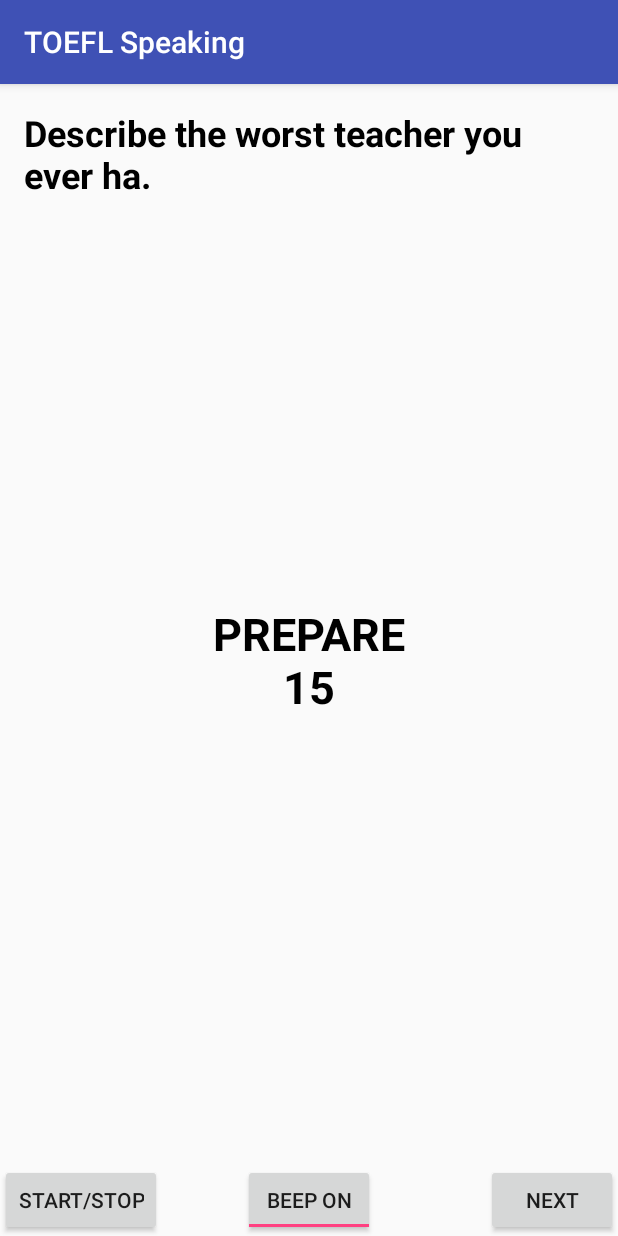
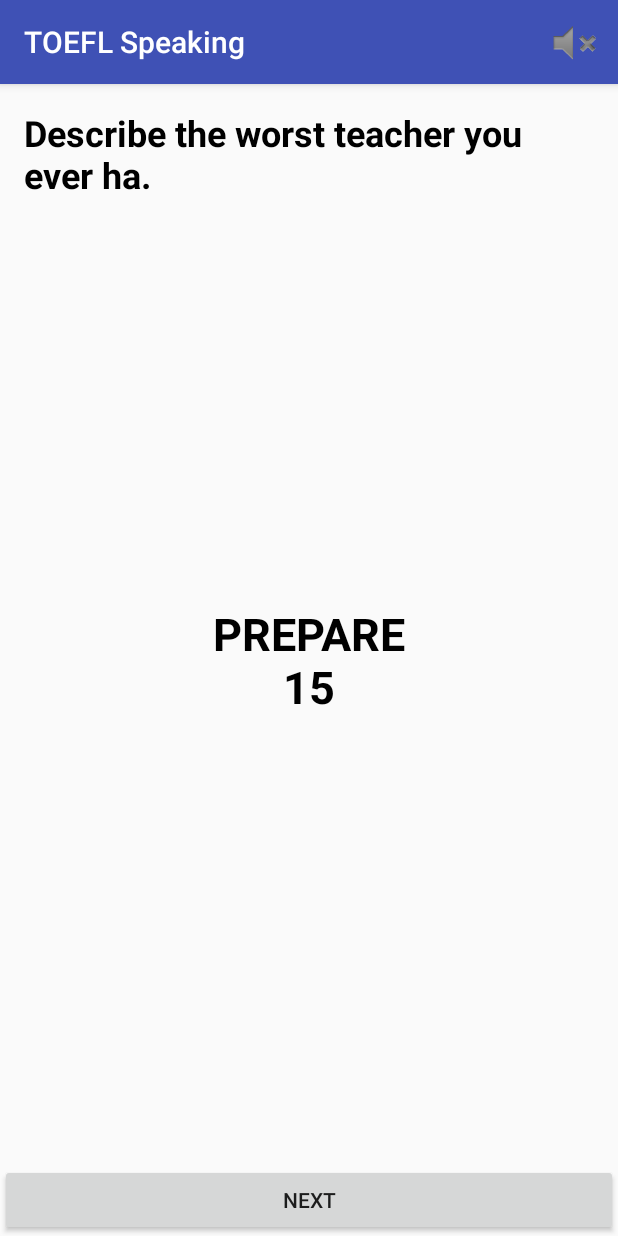
Before and after one commit to SachiraKuruppu/TOEFLSpeaking, an Android app: the screen it shows after launch (MainActivity), on a phone screen of 412 x 824 dp. Run offline under Robolectric (Android 15) with nearby library versions, the phone set to English and light mode, and no system bars.

Commit message:
pause feature removed. beep action button added

```diff
--- a/app/src/main/java/com/randezvouapps/toeflspeaking/MainActivity.java
+++ b/app/src/main/java/com/randezvouapps/toeflspeaking/MainActivity.java
@@ -6,6 +6,9 @@ import android.os.Handler;
 import android.support.annotation.NonNull;
 import android.support.design.widget.BottomNavigationView;
 import android.support.v7.app.AppCompatActivity;
+import android.util.Log;
+import android.view.Menu;
+import android.view.MenuInflater;
 import android.view.MenuItem;
 import android.view.View;
 import android.widget.Button;
@@ -23,6 +26,7 @@ public class MainActivity extends AppCompatActivity {
     final Handler mHandler  = new Handler();
     final Timer mExamTimer  = new Timer();
 
+    private boolean mBeepEn;
     private TextView mQuestionView;
     private TextView mTimerView;
     private Exam mExam;
@@ -43,23 +47,11 @@ public class MainActivity extends AppCompatActivity {
          *************************************************************/
         mQuestionView           = (TextView) findViewById(R.id.question_tv);
         mTimerView              = (TextView) findViewById(R.id.timer_tv);
-        Button mStartStop_btn   = (Button) findViewById(R.id.start_stop_btn);
         Button mNext_btn        = (Button) findViewById(R.id.next_btn);
-        ToggleButton mBeepTgl   = (ToggleButton) findViewById(R.id.beep_tgl_btn);
 
         /*************************************************************
          *  Setup Events                                             *
          *************************************************************/
-        mStartStop_btn.setOnClickListener(new View.OnClickListener() {
-            @Override
-            public void onClick (View v) {
-                if (mExam.isStopped)
-                    mExam.start();
-                else
-                    mExam.stop();
-            }
-        });
-
         mNext_btn.setOnClickListener(new View.OnClickListener() {
             @Override
             public void onClick(View v) {
@@ -67,26 +59,50 @@ public class MainActivity extends AppCompatActivity {
             }
         });
 
-        mBeepTgl.setOnCheckedChangeListener(new CompoundButton.OnCheckedChangeListener() {
-            @Override
-            public void onCheckedChanged(CompoundButton buttonView, boolean isChecked) {
-                mExam.setBeepEnable(isChecked);
-            }
-        });
-
         /*************************************************************
          * Implementation                                            *
          *************************************************************/
+        mBeepEn = false;
 
         mExam = Exam.getInstance();
         mExam.loadQuestions(question_list);
         mExam.setHandler(mHandler);
         mExam.setTextView(mTimerView);
-        mExam.setBeepEnable(true);
+        mExam.setBeepEnable(false);
 
         mExamTimer.schedule(mExam, 0, 100);
 
         mQuestionView.setText( mExam.showQuestion() );
+    }
+
+    @Override
+    public boolean onCreateOptionsMenu (Menu menu) {
+        MenuInflater inflater = getMenuInflater();
+        inflater.inflate(R.menu.navigation, menu);
+        return true;
+    }
+
+    @Override
+    public boolean onOptionsItemSelected (MenuItem item) {
+
+        switch (item.getItemId()) {
+
+            case R.id.action_beep_tgl:
+                if (mBeepEn) {
+                    // Beep enabled. Disable it and set disable icon
+                    item.setIcon(android.R.drawable.ic_lock_silent_mode);
+                    mExam.setBeepEnable(false);
+                    mBeepEn = false;
+                } else {
+                    // Beep disabled. Enable it and set enable icon
+                    item.setIcon(android.R.drawable.ic_lock_silent_mode_off);
+                    mExam.setBeepEnable(true);
+                    mBeepEn = true;
+                }
+                return true;
+        }
+
+        return super.onOptionsItemSelected(item);
     }
 
     @Override
--- a/app/src/main/res/layout/activity_main.xml
+++ b/app/src/main/res/layout/activity_main.xml
@@ -23,26 +23,17 @@
             android:layout_marginRight="@dimen/activity_horizontal_margin"
             android:layout_marginTop="@dimen/activity_vertical_margin"
             android:text="@string/title_home"
-            android:textAlignment="viewStart"
             android:textColor="@android:color/black"
             android:textSize="24sp"
             android:textStyle="bold" />
 
         <Button
-            android:id="@+id/start_stop_btn"
-            android:layout_width="wrap_content"
-            android:layout_height="wrap_content"
-            android:text="Start/Stop"
-            android:visibility="visible"
-            android:layout_gravity="bottom|left"/>
-
-        <Button
             android:id="@+id/next_btn"
-            android:layout_width="wrap_content"
+            android:layout_width="fill_parent"
             android:layout_height="wrap_content"
             android:text="Next"
             android:visibility="visible"
-            android:layout_gravity="bottom|right"/>
+            android:layout_gravity="bottom|center"/>
 
         <TextView
             android:id="@+id/timer_tv"
@@ -55,16 +46,6 @@
             android:textSize="30sp"
             android:textStyle="bold" />
 
-        <ToggleButton
-            android:id="@+id/beep_tgl_btn"
-            android:layout_width="wrap_content"
-            android:layout_height="wrap_content"
-            android:layout_gravity="bottom|center"
-            android:checked="true"
-            android:text="Beep"
-            android:textOff="Beep off"
-            android:textOn="Beep ON" />
-
     </FrameLayout>
 
 </LinearLayout>
--- a/app/src/main/res/menu/navigation.xml
+++ b/app/src/main/res/menu/navigation.xml
@@ -1,19 +1,12 @@
 <?xml version="1.0" encoding="utf-8"?>
-<menu xmlns:android="http://schemas.android.com/apk/res/android">
+<menu xmlns:android="http://schemas.android.com/apk/res/android"
+    xmlns:app="http://schemas.android.com/apk/res-auto">
 
     <item
-        android:id="@+id/navigation_home"
-        android:icon="@drawable/ic_home_black_24dp"
-        android:title="@string/title_home" />
-
-    <item
-        android:id="@+id/navigation_dashboard"
-        android:icon="@drawable/ic_dashboard_black_24dp"
-        android:title="@string/title_dashboard" />
-
-    <item
-        android:id="@+id/navigation_notifications"
-        android:icon="@drawable/ic_notifications_black_24dp"
-        android:title="@string/title_notifications" />
+        android:id="@+id/action_beep_tgl"
+        android:icon="@android:drawable/ic_lock_silent_mode"
+        android:title="@string/beep"
+        android:visible="true"
+        app:showAsAction="always"/>
 
 </menu>
--- a/app/src/main/res/values/strings.xml
+++ b/app/src/main/res/values/strings.xml
@@ -1,6 +1,7 @@
 <resources>
     <string name="app_name">TOEFL Speaking</string>
     <string name="title_home">Home</string>
+    <string name="beep">Beep</string>
     <string name="title_dashboard">Dashboard</string>
     <string name="title_notifications">Notifications</string>
 
```
